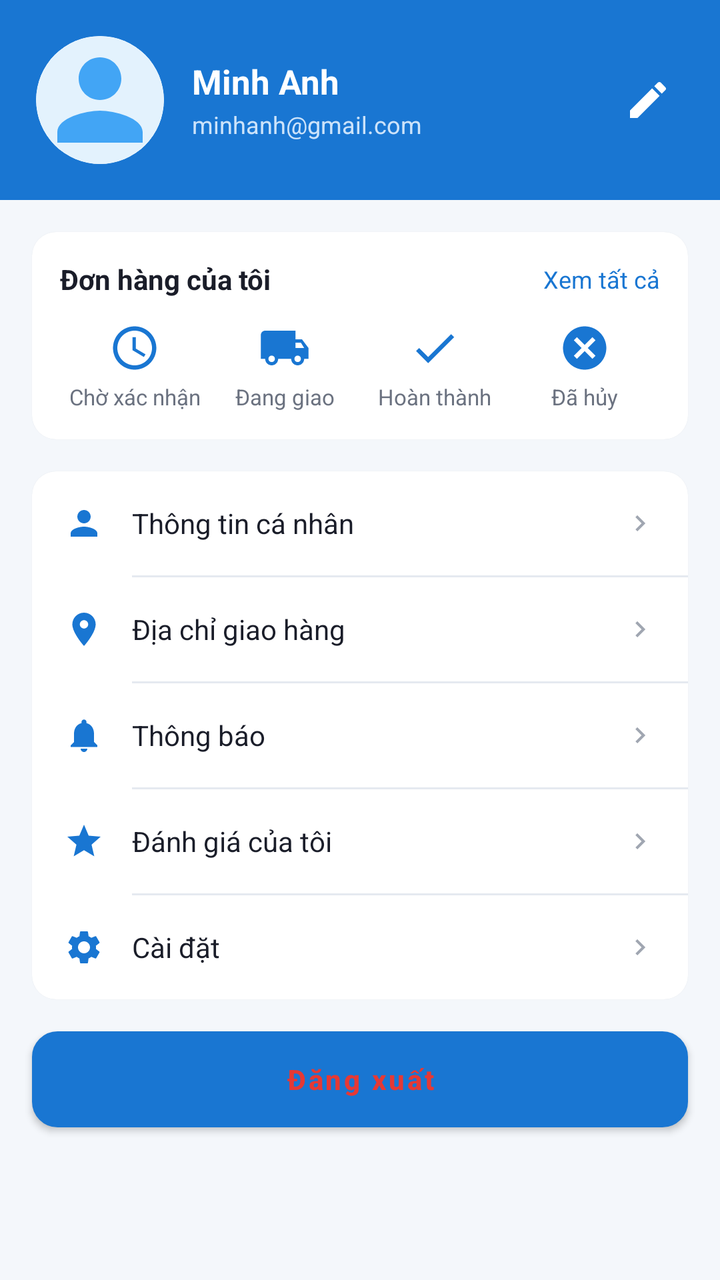
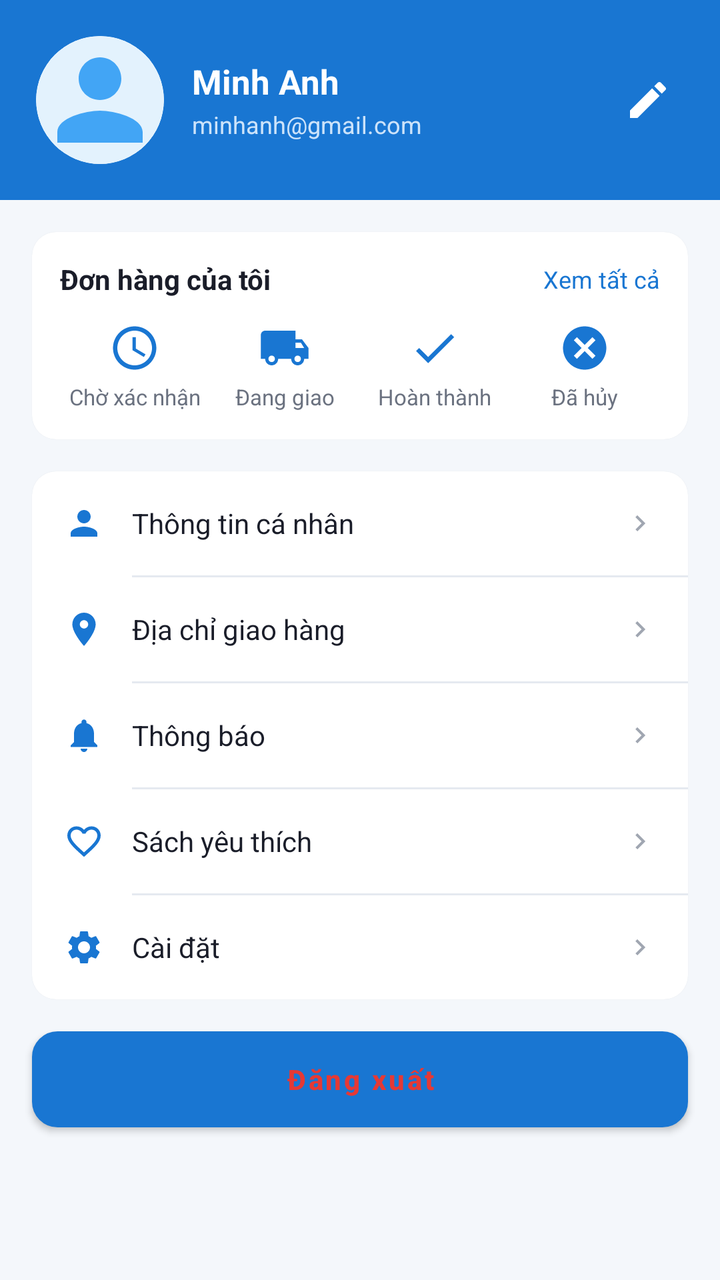

The first picture is an Android layout as it rendered before a commit; the second is the same layout after the commit. The layout source and the unified diff follow.
<!-- AndroidManifest.xml: application theme Theme.BookApp -->
<!-- res/layout/fragment_profile.xml -->
<?xml version="1.0" encoding="utf-8"?>
<androidx.core.widget.NestedScrollView xmlns:android="http://schemas.android.com/apk/res/android"
    xmlns:app="http://schemas.android.com/apk/res-auto"
    android:layout_width="match_parent"
    android:layout_height="match_parent"
    android:background="@color/background"
    android:fillViewport="true">

    <LinearLayout
        android:layout_width="match_parent"
        android:layout_height="wrap_content"
        android:orientation="vertical">

        
        <LinearLayout
            android:layout_width="match_parent"
            android:layout_height="wrap_content"
            android:background="@color/primary"
            android:gravity="center_vertical"
            android:orientation="horizontal"
            android:padding="18dp">

            <androidx.cardview.widget.CardView
                android:layout_width="64dp"
                android:layout_height="64dp"
                app:cardCornerRadius="32dp"
                app:cardElevation="0dp">

                <ImageView
                    android:id="@+id/iv_avatar"
                    android:layout_width="match_parent"
                    android:layout_height="match_parent"
                    android:scaleType="centerCrop"
                    android:src="@drawable/placeholder_avatar" />
            </androidx.cardview.widget.CardView>

            <LinearLayout
                android:layout_width="0dp"
                android:layout_height="wrap_content"
                android:layout_marginStart="14dp"
                android:layout_weight="1"
                android:orientation="vertical">

                <TextView
                    android:id="@+id/tv_profile_name"
                    android:layout_width="match_parent"
                    android:layout_height="wrap_content"
                    android:text="Minh Anh"
                    android:textColor="@color/white"
                    android:textSize="17sp"
                    android:textStyle="bold" />

                <TextView
                    android:id="@+id/tv_profile_email"
                    android:layout_width="match_parent"
                    android:layout_height="wrap_content"
                    android:layout_marginTop="2dp"
                    android:text="minhanh@gmail.com"
                    android:textColor="#CCE3FA"
                    android:textSize="12sp" />
            </LinearLayout>

            <ImageButton
                android:id="@+id/ib_edit_profile"
                android:layout_width="36dp"
                android:layout_height="36dp"
                android:background="?attr/selectableItemBackgroundBorderless"
                android:src="@drawable/ic_edit"
                app:tint="@color/white" />
        </LinearLayout>

        
        <androidx.cardview.widget.CardView
            android:layout_width="match_parent"
            android:layout_height="wrap_content"
            android:layout_margin="16dp"
            app:cardBackgroundColor="@color/surface"
            app:cardCornerRadius="12dp"
            app:cardElevation="1dp">

            <LinearLayout
                android:layout_width="match_parent"
                android:layout_height="wrap_content"
                android:orientation="vertical"
                android:padding="14dp">

                <LinearLayout
                    android:layout_width="match_parent"
                    android:layout_height="wrap_content"
                    android:gravity="center_vertical"
                    android:orientation="horizontal">

                    <TextView
                        android:layout_width="0dp"
                        android:layout_height="wrap_content"
                        android:layout_weight="1"
                        android:text="Đơn hàng của tôi"
                        android:textColor="@color/text_primary"
                        android:textSize="14sp"
                        android:textStyle="bold" />

                    <TextView
                        android:id="@+id/tv_view_order_history"
                        android:layout_width="wrap_content"
                        android:layout_height="wrap_content"
                        android:text="Xem tất cả"
                        android:textColor="@color/primary"
                        android:textSize="12sp" />
                </LinearLayout>

                <LinearLayout
                    android:layout_width="match_parent"
                    android:layout_height="wrap_content"
                    android:layout_marginTop="12dp"
                    android:orientation="horizontal">

                    <LinearLayout
                        android:id="@+id/ll_status_pending"
                        android:layout_width="0dp"
                        android:layout_height="wrap_content"
                        android:layout_weight="1"
                        android:gravity="center"
                        android:orientation="vertical">

                        <ImageView
                            android:layout_width="26dp"
                            android:layout_height="26dp"
                            android:src="@drawable/ic_order_pending"
                            app:tint="@color/primary" />

                        <TextView
                            android:layout_width="wrap_content"
                            android:layout_height="wrap_content"
                            android:layout_marginTop="4dp"
                            android:text="Chờ xác nhận"
                            android:textColor="@color/text_secondary"
                            android:textSize="11sp" />
                    </LinearLayout>

                    <LinearLayout
                        android:id="@+id/ll_status_shipping"
                        android:layout_width="0dp"
                        android:layout_height="wrap_content"
                        android:layout_weight="1"
                        android:gravity="center"
                        android:orientation="vertical">

                        <ImageView
                            android:layout_width="26dp"
                            android:layout_height="26dp"
                            android:src="@drawable/ic_order_shipping"
                            app:tint="@color/primary" />

                        <TextView
                            android:layout_width="wrap_content"
                            android:layout_height="wrap_content"
                            android:layout_marginTop="4dp"
                            android:text="Đang giao"
                            android:textColor="@color/text_secondary"
                            android:textSize="11sp" />
                    </LinearLayout>

                    <LinearLayout
                        android:id="@+id/ll_status_delivered"
                        android:layout_width="0dp"
                        android:layout_height="wrap_content"
                        android:layout_weight="1"
                        android:gravity="center"
                        android:orientation="vertical">

                        <ImageView
                            android:layout_width="26dp"
                            android:layout_height="26dp"
                            android:src="@drawable/ic_order_delivered"
                            app:tint="@color/primary" />

                        <TextView
                            android:layout_width="wrap_content"
                            android:layout_height="wrap_content"
                            android:layout_marginTop="4dp"
                            android:text="Hoàn thành"
                            android:textColor="@color/text_secondary"
                            android:textSize="11sp" />
                    </LinearLayout>

                    <LinearLayout
                        android:id="@+id/ll_status_cancelled"
                        android:layout_width="0dp"
                        android:layout_height="wrap_content"
                        android:layout_weight="1"
                        android:gravity="center"
                        android:orientation="vertical">

                        <ImageView
                            android:layout_width="26dp"
                            android:layout_height="26dp"
                            android:src="@drawable/ic_order_cancelled"
                            app:tint="@color/primary" />

                        <TextView
                            android:layout_width="wrap_content"
                            android:layout_height="wrap_content"
                            android:layout_marginTop="4dp"
                            android:text="Đã hủy"
                            android:textColor="@color/text_secondary"
                            android:textSize="11sp" />
                    </LinearLayout>
                </LinearLayout>
            </LinearLayout>
        </androidx.cardview.widget.CardView>

        
        <androidx.cardview.widget.CardView
            android:layout_width="match_parent"
            android:layout_height="wrap_content"
            android:layout_marginHorizontal="16dp"
            app:cardBackgroundColor="@color/surface"
            app:cardCornerRadius="12dp"
            app:cardElevation="1dp">

            <LinearLayout
                android:layout_width="match_parent"
                android:layout_height="wrap_content"
                android:orientation="vertical">

                <LinearLayout
                    android:id="@+id/ll_menu_personal_info"
                    android:layout_width="match_parent"
                    android:layout_height="wrap_content"
                    android:gravity="center_vertical"
                    android:orientation="horizontal"
                    android:padding="16dp">

                    <ImageView
                        android:layout_width="20dp"
                        android:layout_height="20dp"
                        android:src="@drawable/ic_profile"
                        app:tint="@color/primary" />

                    <TextView
                        android:layout_width="0dp"
                        android:layout_height="wrap_content"
                        android:layout_marginStart="14dp"
                        android:layout_weight="1"
                        android:text="Thông tin cá nhân"
                        android:textColor="@color/text_primary"
                        android:textSize="14sp" />

                    <ImageView
                        android:layout_width="16dp"
                        android:layout_height="16dp"
                        android:src="@drawable/ic_chevron_right"
                        app:tint="@color/text_hint" />
                </LinearLayout>

                <View style="@style/DividerLine" />

                <LinearLayout
                    android:id="@+id/ll_menu_address"
                    android:layout_width="match_parent"
                    android:layout_height="wrap_content"
                    android:gravity="center_vertical"
                    android:orientation="horizontal"
                    android:padding="16dp">

                    <ImageView
                        android:layout_width="20dp"
                        android:layout_height="20dp"
                        android:src="@drawable/ic_location"
                        app:tint="@color/primary" />

                    <TextView
                        android:layout_width="0dp"
                        android:layout_height="wrap_content"
                        android:layout_marginStart="14dp"
                        android:layout_weight="1"
                        android:text="Địa chỉ giao hàng"
                        android:textColor="@color/text_primary"
                        android:textSize="14sp" />

                    <ImageView
                        android:layout_width="16dp"
                        android:layout_height="16dp"
                        android:src="@drawable/ic_chevron_right"
                        app:tint="@color/text_hint" />
                </LinearLayout>

                <View style="@style/DividerLine" />

                <LinearLayout
                    android:id="@+id/ll_menu_notification"
                    android:layout_width="match_parent"
                    android:layout_height="wrap_content"
                    android:gravity="center_vertical"
                    android:orientation="horizontal"
                    android:padding="16dp">

                    <ImageView
                        android:layout_width="20dp"
                        android:layout_height="20dp"
                        android:src="@drawable/ic_bell"
                        app:tint="@color/primary" />

                    <TextView
                        android:layout_width="0dp"
                        android:layout_height="wrap_content"
                        android:layout_marginStart="14dp"
                        android:layout_weight="1"
                        android:text="Thông báo"
                        android:textColor="@color/text_primary"
                        android:textSize="14sp" />

                    <ImageView
                        android:layout_width="16dp"
                        android:layout_height="16dp"
                        android:src="@drawable/ic_chevron_right"
                        app:tint="@color/text_hint" />
                </LinearLayout>

                <View style="@style/DividerLine" />

                <LinearLayout
                    android:id="@+id/ll_menu_reviews"
                    android:layout_width="match_parent"
                    android:layout_height="wrap_content"
                    android:gravity="center_vertical"
                    android:orientation="horizontal"
                    android:padding="16dp">

                    <ImageView
                        android:layout_width="20dp"
                        android:layout_height="20dp"
                        android:src="@drawable/ic_star"
                        app:tint="@color/primary" />

                    <TextView
                        android:layout_width="0dp"
                        android:layout_height="wrap_content"
                        android:layout_marginStart="14dp"
                        android:layout_weight="1"
                        android:text="Đánh giá của tôi"
                        android:textColor="@color/text_primary"
                        android:textSize="14sp" />

                    <ImageView
                        android:layout_width="16dp"
                        android:layout_height="16dp"
                        android:src="@drawable/ic_chevron_right"
                        app:tint="@color/text_hint" />
                </LinearLayout>

                <View style="@style/DividerLine" />

                <LinearLayout
                    android:id="@+id/ll_menu_settings"
                    android:layout_width="match_parent"
                    android:layout_height="wrap_content"
                    android:gravity="center_vertical"
                    android:orientation="horizontal"
                    android:padding="16dp">

                    <ImageView
                        android:layout_width="20dp"
                        android:layout_height="20dp"
                        android:src="@drawable/ic_settings"
                        app:tint="@color/primary" />

                    <TextView
                        android:layout_width="0dp"
                        android:layout_height="wrap_content"
                        android:layout_marginStart="14dp"
                        android:layout_weight="1"
                        android:text="Cài đặt"
                        android:textColor="@color/text_primary"
                        android:textSize="14sp" />

                    <ImageView
                        android:layout_width="16dp"
                        android:layout_height="16dp"
                        android:src="@drawable/ic_chevron_right"
                        app:tint="@color/text_hint" />
                </LinearLayout>
            </LinearLayout>
        </androidx.cardview.widget.CardView>

        <Button
            android:id="@+id/btn_logout"
            android:layout_width="match_parent"
            android:layout_height="48dp"
            android:layout_margin="16dp"
            android:background="@drawable/bg_button_outline"
            android:backgroundTint="@color/status_error_bg"
            android:elevation="0dp"
            android:text="Đăng xuất"
            android:textAllCaps="false"
            android:textColor="@color/status_error"
            android:textSize="14sp"
            android:textStyle="bold" />

    </LinearLayout>
</androidx.core.widget.NestedScrollView>
<!-- resources referenced by this layout -->
<resources>
  <color name="background">#F4F7FB</color>
  <color name="primary">#1976D2</color>
  <color name="status_error">#E53935</color>
  <color name="status_error_bg">#FDECEA</color>
  <color name="surface">#FFFFFF</color>
  <color name="text_hint">#A0A6B1</color>
  <color name="text_primary">#1A1D29</color>
  <color name="text_secondary">#6B7280</color>
  <color name="white">#FFFFFF</color>
  <!-- drawable bg_button_outline (drawable) -->
  <?xml version="1.0" encoding="utf-8"?>
  <shape xmlns:android="http://schemas.android.com/apk/res/android" android:shape="rectangle">
      <solid android:color="@color/surface" />
      <stroke android:width="1.5dp" android:color="@color/primary" />
      <corners android:radius="12dp" />
  </shape>
  <!-- drawable ic_chevron_right (drawable) -->
  <?xml version="1.0" encoding="utf-8"?>
  <vector xmlns:android="http://schemas.android.com/apk/res/android"
      android:width="24dp"
      android:height="24dp"
      android:viewportWidth="24"
      android:viewportHeight="24"
      android:tint="?attr/colorControlNormal">
      <path
          android:fillColor="#FF000000"
          android:pathData="M8.59,16.59L13.17,12 8.59,7.41 10,6l6,6 -6,6z"/>
  </vector>
  <!-- drawable ic_order_delivered (drawable) -->
  <?xml version="1.0" encoding="utf-8"?>
  <vector xmlns:android="http://schemas.android.com/apk/res/android"
      android:width="24dp"
      android:height="24dp"
      android:viewportWidth="24"
      android:viewportHeight="24"
      android:tint="?attr/colorControlNormal">
      <path
          android:fillColor="#FF000000"
          android:pathData="M9,16.17L4.83,12l-1.42,1.41L9,19 21,7l-1.41,-1.41z"/>
  </vector>
  <!-- drawable ic_profile (drawable) -->
  <?xml version="1.0" encoding="utf-8"?>
  <vector xmlns:android="http://schemas.android.com/apk/res/android"
      android:width="24dp"
      android:height="24dp"
      android:viewportWidth="24"
      android:viewportHeight="24"
      android:tint="?attr/colorControlNormal">
      <path
          android:fillColor="#FF000000"
          android:pathData="M12,12c2.21,0 4,-1.79 4,-4s-1.79,-4 -4,-4 -4,1.79 -4,4 1.79,4 4,4zM12,14c-2.67,0 -8,1.34 -8,4v2h16v-2c0,-2.66 -5.33,-4 -8,-4z"/>
  </vector>
  <!-- drawable ic_star (drawable) -->
  <?xml version="1.0" encoding="utf-8"?>
  <vector xmlns:android="http://schemas.android.com/apk/res/android"
      android:width="24dp"
      android:height="24dp"
      android:viewportWidth="24"
      android:viewportHeight="24"
      android:tint="?attr/colorControlNormal">
      <path
          android:fillColor="#FF000000"
          android:pathData="M12,17.27L18.18,21l-1.64,-7.03L22,9.24l-7.19,-0.61L12,2 9.19,8.63 2,9.24l5.46,4.73L5.82,21z"/>
  </vector>
  <style name="DividerLine">
          <item name="android:layout_width">match_parent</item>
          <item name="android:layout_height">1dp</item>
          <item name="android:background">@color/divider</item>
          <item name="android:layout_marginStart">50dp</item>
      </style>
  <style name="Theme.BookApp" parent="Theme.MaterialComponents.DayNight.NoActionBar">
          
          <item name="colorPrimary">@color/primary</item>
          
          <item name="colorPrimaryDark">@color/primary_dark</item>
          
          <item name="colorAccent">@color/accent_price</item>
  
          
          <item name="android:windowBackground">@color/background</item>
          
          <item name="android:textColorPrimary">@color/text_primary</item>
      </style>
  <color name="primary_light">#E3F2FD</color>
  <color name="primary_variant">#42A5F5</color>
  <color name="divider">#E5E9F0</color>
  <color name="primary_dark">#0D47A1</color>
  <color name="accent_price">#FF7A00</color>
  <!-- unchanged entries left out for length: 8 -->
</resources>

<!-- the commit's change to res/layout/fragment_profile.xml (unified diff, before → after) -->
@@ -320,7 +320,7 @@
                 <View style="@style/DividerLine" />
 
                 <LinearLayout
-                    android:id="@+id/ll_menu_reviews"
+                    android:id="@+id/ll_menu_favorites"
                     android:layout_width="match_parent"
                     android:layout_height="wrap_content"
                     android:gravity="center_vertical"
@@ -330,7 +330,7 @@
                     <ImageView
                         android:layout_width="20dp"
                         android:layout_height="20dp"
-                        android:src="@drawable/ic_star"
+                        android:src="@drawable/ic_heart_outline"
                         app:tint="@color/primary" />
 
                     <TextView
@@ -338,7 +338,7 @@
                         android:layout_height="wrap_content"
                         android:layout_marginStart="14dp"
                         android:layout_weight="1"
-                        android:text="Đánh giá của tôi"
+                        android:text="Sách yêu thích"
                         android:textColor="@color/text_primary"
                         android:textSize="14sp" />
 
<!-- resource entries referenced after the edit -->
@@ -28,6 +28,18 @@
           android:fillColor="#FF000000"
           android:pathData="M8.59,16.59L13.17,12 8.59,7.41 10,6l6,6 -6,6z"/>
   </vector>
+  <!-- drawable ic_heart_outline (drawable) -->
+  <?xml version="1.0" encoding="utf-8"?>
+  <vector xmlns:android="http://schemas.android.com/apk/res/android"
+      android:width="24dp"
+      android:height="24dp"
+      android:viewportWidth="24"
+      android:viewportHeight="24"
+      android:tint="?attr/colorControlNormal">
+      <path
+          android:fillColor="#FF000000"
+          android:pathData="M12.1,18.55l-0.1,0.1 -0.11,-0.1C7.14,14.24 4,11.39 4,8.5 4,6.5 5.5,5 7.5,5c1.54,0 3.04,0.99 3.57,2.36h1.87C13.46,5.99 14.96,5 16.5,5 18.5,5 20,6.5 20,8.5c0,2.89 -3.14,5.74 -7.9,10.05zM16.5,3c-1.74,0 -3.41,0.81 -4.5,2.09C10.91,3.81 9.24,3 7.5,3 4.42,3 2,5.41 2,8.5c0,3.77 3.4,6.86 8.55,11.53L12,21.35l1.45,-1.32C18.6,15.36 22,12.27 22,8.5 22,5.41 19.58,3 16.5,3z"/>
+  </vector>
   <!-- drawable ic_order_delivered (drawable) -->
   <?xml version="1.0" encoding="utf-8"?>
   <vector xmlns:android="http://schemas.android.com/apk/res/android"
@@ -52,18 +64,6 @@
           android:fillColor="#FF000000"
           android:pathData="M12,12c2.21,0 4,-1.79 4,-4s-1.79,-4 -4,-4 -4,1.79 -4,4 1.79,4 4,4zM12,14c-2.67,0 -8,1.34 -8,4v2h16v-2c0,-2.66 -5.33,-4 -8,-4z"/>
   </vector>
-  <!-- drawable ic_star (drawable) -->
-  <?xml version="1.0" encoding="utf-8"?>
-  <vector xmlns:android="http://schemas.android.com/apk/res/android"
-      android:width="24dp"
-      android:height="24dp"
-      android:viewportWidth="24"
-      android:viewportHeight="24"
-      android:tint="?attr/colorControlNormal">
-      <path
-          android:fillColor="#FF000000"
-          android:pathData="M12,17.27L18.18,21l-1.64,-7.03L22,9.24l-7.19,-0.61L12,2 9.19,8.63 2,9.24l5.46,4.73L5.82,21z"/>
-  </vector>
   <style name="DividerLine">
           <item name="android:layout_width">match_parent</item>
           <item name="android:layout_height">1dp</item>
@@ -82,6 +82,8 @@
           <item name="android:windowBackground">@color/background</item>
           
           <item name="android:textColorPrimary">@color/text_primary</item>
+          
+          <item name="android:textColorHint">@color/text_hint</item>
       </style>
   <color name="primary_light">#E3F2FD</color>
   <color name="primary_variant">#42A5F5</color>
